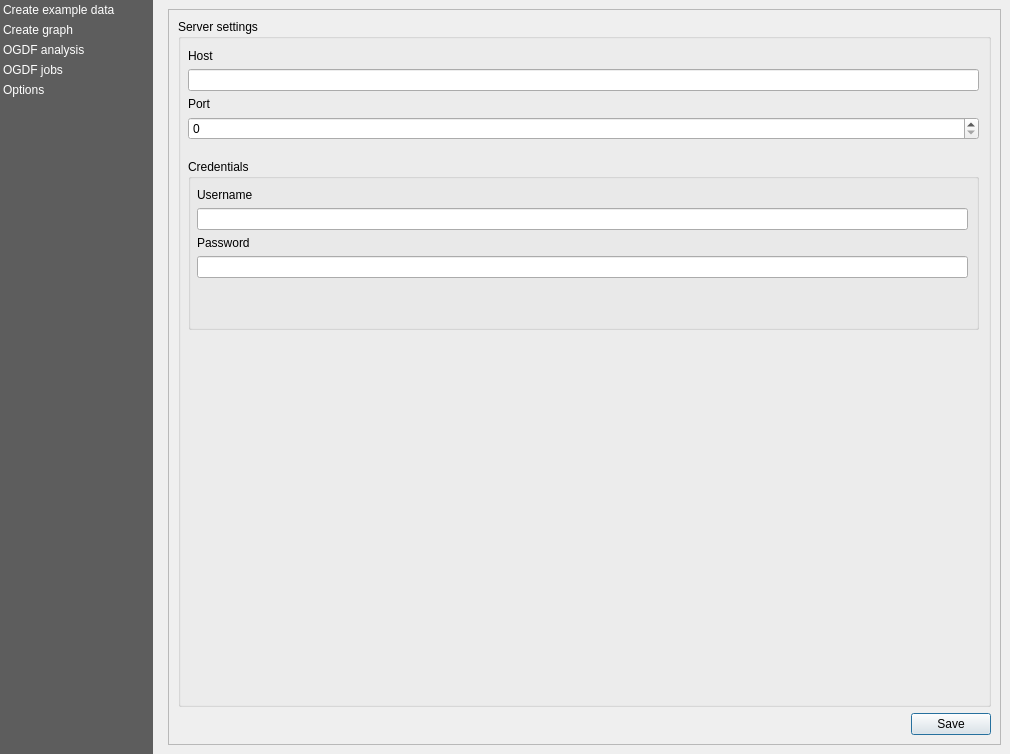
Old version of the form views/PluginDialog.ui in the repository S-P-A-N-N-E-R-S/Frontend.
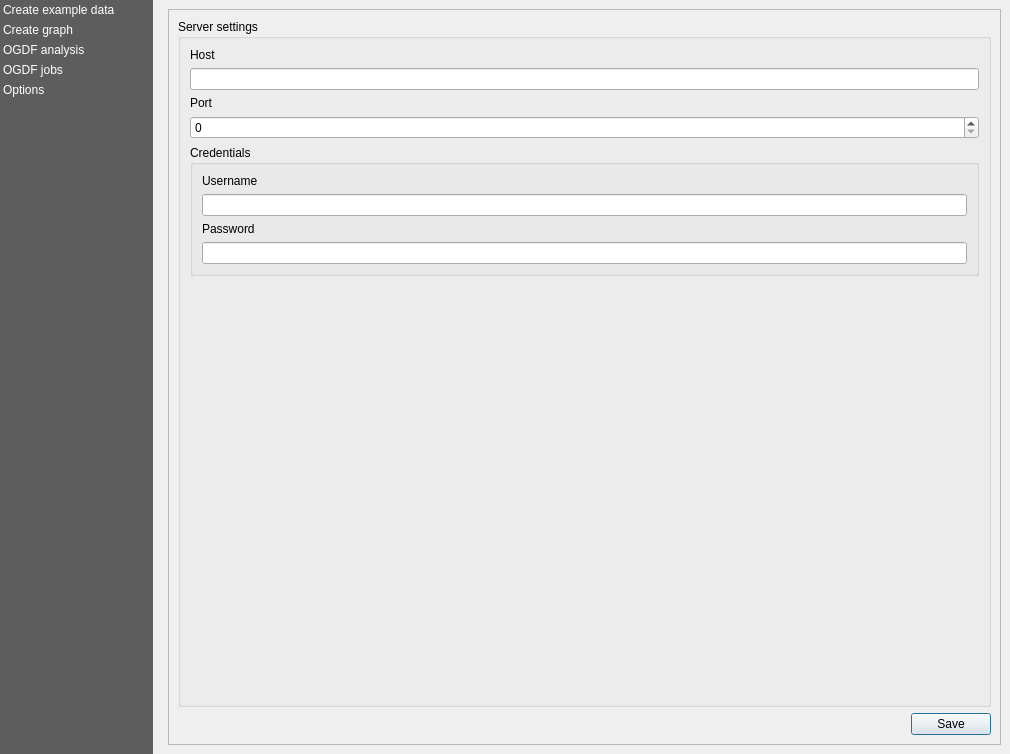
New version of the form. The open tabs and pages were chosen to show the change. Custom widgets are drawn as their Qt base class.

Commit message: Add band selection for raster data, refs #30

What changed in the file:
```diff
--- a/views/PluginDialog.ui
+++ b/views/PluginDialog.ui
@@ -1112,87 +1112,82 @@
                   <property name="title">
                    <string>Server settings</string>
                   </property>
-                  <widget class="QWidget" name="formLayoutWidget_5">
-                   <property name="geometry">
-                    <rect>
-                     <x>10</x>
-                     <y>30</y>
-                     <width>791</width>
-                     <height>101</height>
-                    </rect>
-                   </property>
-                   <layout class="QFormLayout" name="formLayout_5">
-                    <item row="0" column="0">
-                     <widget class="QLabel" name="options_server_host_label">
-                      <property name="text">
-                       <string>Host</string>
-                      </property>
-                     </widget>
-                    </item>
-                    <item row="1" column="0" colspan="2">
-                     <widget class="QLineEdit" name="options_server_host_input"/>
-                    </item>
-                    <item row="2" column="0">
-                     <widget class="QLabel" name="options_server_port_label">
-                      <property name="text">
-                       <string>Port</string>
-                      </property>
-                     </widget>
-                    </item>
-                    <item row="3" column="0" colspan="2">
-                     <widget class="QSpinBox" name="options_server_port_input">
-                      <property name="maximum">
-                       <number>65535</number>
-                      </property>
-                     </widget>
-                    </item>
-                   </layout>
-                  </widget>
-                  <widget class="QGroupBox" name="options_credentials">
-                   <property name="geometry">
-                    <rect>
-                     <x>10</x>
-                     <y>140</y>
-                     <width>791</width>
-                     <height>171</height>
-                    </rect>
-                   </property>
-                   <property name="title">
-                    <string>Credentials</string>
-                   </property>
-                   <widget class="QWidget" name="formLayoutWidget_4">
-                    <property name="geometry">
-                     <rect>
-                      <x>9</x>
-                      <y>29</y>
-                      <width>771</width>
-                      <height>131</height>
-                     </rect>
-                    </property>
-                    <layout class="QFormLayout" name="formLayout_6">
-                     <item row="0" column="0">
-                      <widget class="QLabel" name="options_credentials_username_label">
-                       <property name="text">
-                        <string>Username</string>
-                       </property>
-                      </widget>
-                     </item>
-                     <item row="2" column="0">
-                      <widget class="QLabel" name="options_credentials_password_label">
-                       <property name="text">
-                        <string>Password</string>
-                       </property>
-                      </widget>
-                     </item>
-                     <item row="3" column="0" colspan="2">
-                      <widget class="QgsPasswordLineEdit" name="options_credentials_password_input"/>
-                     </item>
+                  <layout class="QFormLayout" name="formLayout_2">
+                   <item row="0" column="0" colspan="2">
+                    <layout class="QFormLayout" name="formLayout_5">
                      <item row="1" column="0" colspan="2">
-                      <widget class="QLineEdit" name="options_credentials_username_input"/>
+                      <widget class="QLineEdit" name="options_server_host_input"/>
+                     </item>
+                     <item row="3" column="0" colspan="2">
+                      <widget class="QSpinBox" name="options_server_port_input">
+                       <property name="maximum">
+                        <number>65535</number>
+                       </property>
+                      </widget>
+                     </item>
+                     <item row="0" column="0" colspan="2">
+                      <widget class="QLabel" name="options_server_host_label">
+                       <property name="text">
+                        <string>Host</string>
+                       </property>
+                      </widget>
+                     </item>
+                     <item row="2" column="0" colspan="2">
+                      <widget class="QLabel" name="options_server_port_label">
+                       <property name="text">
+                        <string>Port</string>
+                       </property>
+                      </widget>
                      </item>
                     </layout>
-                   </widget>
-                  </widget>
+                   </item>
+                   <item row="1" column="0" colspan="2">
+                    <widget class="QGroupBox" name="options_credentials">
+                     <property name="title">
+                      <string>Credentials</string>
+                     </property>
+                     <layout class="QVBoxLayout" name="verticalLayout_20">
+                      <item>
+                       <layout class="QFormLayout" name="formLayout_6">
+                        <item row="3" column="0" colspan="2">
+                         <widget class="QgsPasswordLineEdit" name="options_credentials_password_input"/>
+                        </item>
+                        <item row="1" column="0" colspan="2">
+                         <widget class="QLineEdit" name="options_credentials_username_input"/>
+                        </item>
+                        <item row="2" column="0" colspan="2">
+                         <widget class="QLabel" name="options_credentials_password_label">
+                          <property name="text">
+                           <string>Password</string>
+                          </property>
+                         </widget>
+                        </item>
+                        <item row="0" column="0" colspan="2">
+                         <widget class="QLabel" name="options_credentials_username_label">
+                          <property name="text">
+                           <string>Username</string>
+                          </property>
+                         </widget>
+                        </item>
+                       </layout>
+                      </item>
+                     </layout>
+                    </widget>
+                   </item>
+                   <item row="2" column="0" colspan="2">
+                    <spacer name="verticalSpacer_5">
+                     <property name="orientation">
+                      <enum>Qt::Vertical</enum>
+                     </property>
+                     <property name="sizeHint" stdset="0">
+                      <size>
+                       <width>20</width>
+                       <height>40</height>
+                      </size>
+                     </property>
+                    </spacer>
+                   </item>
+                  </layout>
                  </widget>
                 </item>
                </layout>
@@ -1250,6 +1245,11 @@
    <extends>QWidget</extends>
    <header>qgsprojectionselectionwidget.h</header>
   </customwidget>
+  <customwidget>
+   <class>QgsRasterBandComboBox</class>
+   <extends>QComboBox</extends>
+   <header>qgsrasterbandcombobox.h</header>
+  </customwidget>
  </customwidgets>
  <tabstops>
   <tabstop>content_scroll</tabstop>
```
Left out of the diff: 157 changed lines with no effect on the pictures. The commit also changes 1 other file.
